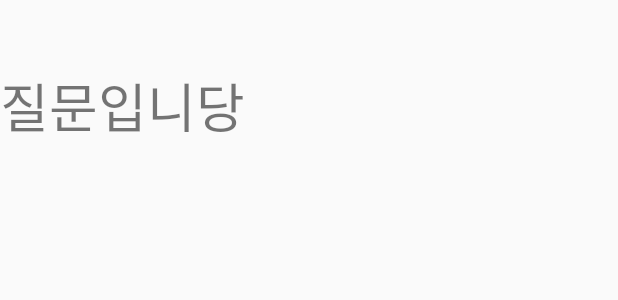
After one commit to yoonkyoungchoi/JAVA_SORA, an Android app: the layout listview_item.xml on its own in the app's theme, with its tools: preview values and no code run, on a phone screen of 412 x 824 dp. The commit adds this screen. Shown: the top 300 px of the screen. Run offline under Robolectric (Android 15) with nearby library versions, the phone set to English and light mode, and no system bars.

Commit message:
일기 구현#6

```diff
--- a/app/src/main/res/layout/activity_question_list.xml
+++ b/app/src/main/res/layout/activity_question_list.xml
@@ -7,5 +7,10 @@
     android:scrollbarSize="10dp"
     tools:context=".QuestionList">
 
+    <ListView
+        android:layout_width="match_parent"
+        android:layout_height="match_parent">
+    </ListView>
+
 
 </androidx.constraintlayout.widget.ConstraintLayout>
--- /dev/null
+++ b/app/src/main/res/layout/listview_item.xml
@@ -0,0 +1,20 @@
+<?xml version="1.0" encoding="utf-8"?>
+<androidx.constraintlayout.widget.ConstraintLayout
+    xmlns:android="http://schemas.android.com/apk/res/android"
+    xmlns:app="http://schemas.android.com/apk/res-auto"
+    android:layout_width="match_parent"
+    android:layout_height="match_parent">
+
+    <TextView
+        android:layout_width="wrap_content"
+        android:layout_height="wrap_content"
+        android:layout_marginEnd="249dp"
+        android:layout_marginBottom="684dp"
+        android:text="질문입니당"
+        android:textSize="35dp"
+        app:layout_constraintBottom_toBottomOf="parent"
+        app:layout_constraintEnd_toEndOf="parent"
+        app:layout_constraintStart_toStartOf="parent"
+        app:layout_constraintTop_toTopOf="parent" />
+
+</androidx.constraintlayout.widget.ConstraintLayout>
```
